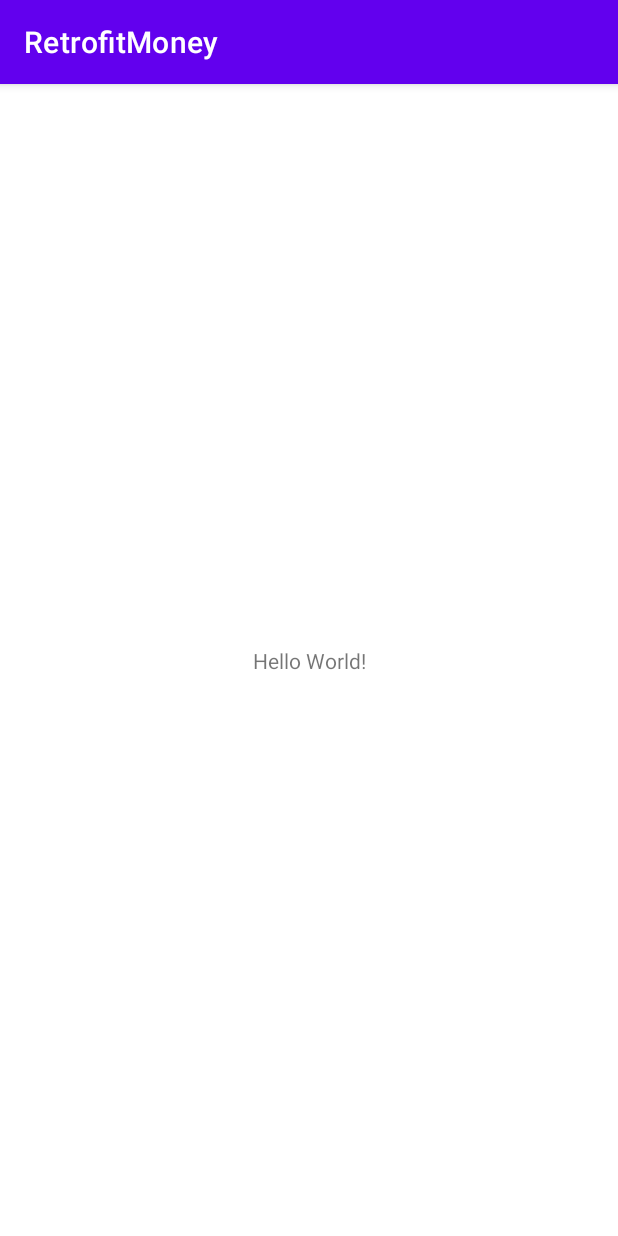
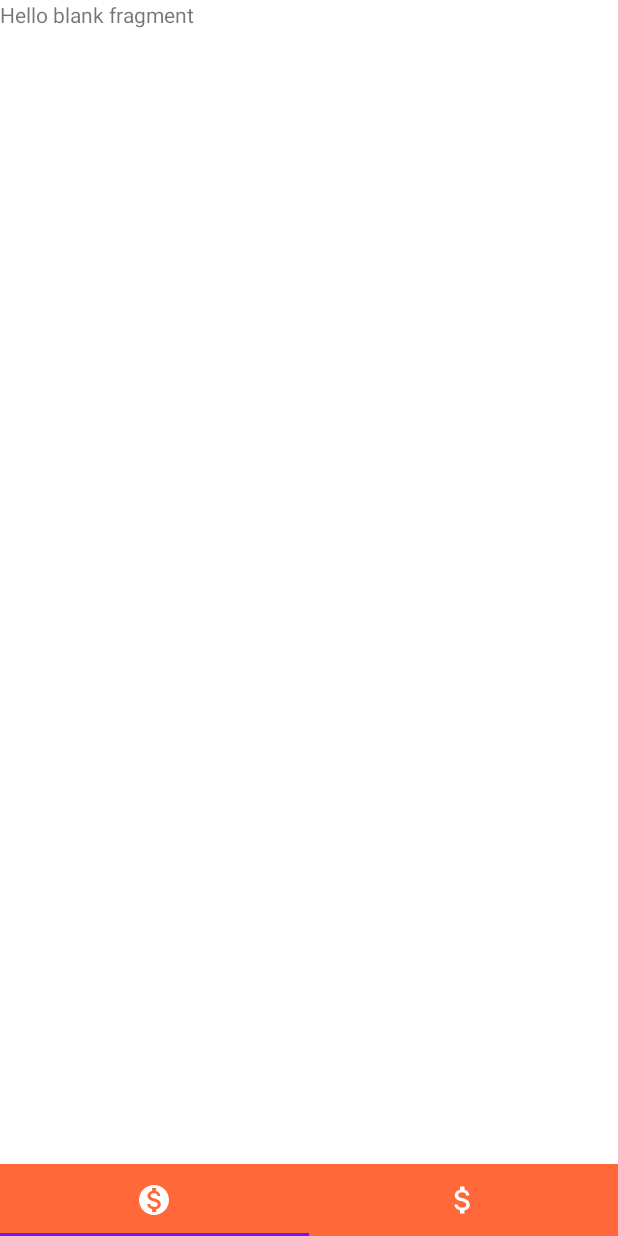
Before and after one commit to VGubert/RetrofitMoney, an Android app: the screen it shows after launch (MainActivity), on a phone screen of 412 x 824 dp. Run offline under Robolectric (Android 15) with nearby library versions, the phone set to English and light mode, and no system bars.

Commit message:
Create RootFragment, fragment_root, nav_graph

```diff
--- a/app/build.gradle
+++ b/app/build.gradle
@@ -38,9 +38,15 @@ dependencies {
     implementation 'androidx.appcompat:appcompat:1.4.2'
     implementation 'com.google.android.material:material:1.6.1'
     implementation 'androidx.constraintlayout:constraintlayout:2.1.4'
+    implementation 'androidx.navigation:navigation-fragment-ktx:2.4.2'
+    implementation 'androidx.navigation:navigation-ui-ktx:2.4.2'
     testImplementation 'junit:junit:4.13.2'
     androidTestImplementation 'androidx.test.ext:junit:1.1.3'
     androidTestImplementation 'androidx.test.espresso:espresso-core:3.4.0'
+
+    def lifecycle_version = "2.4.0"
+    implementation "androidx.lifecycle:lifecycle-viewmodel:$lifecycle_version"
+    implementation "androidx.lifecycle:lifecycle-viewmodel-ktx:$lifecycle_version"
 
     implementation 'com.squareup.retrofit2:retrofit:2.9.0'
     implementation 'com.squareup.retrofit2:converter-gson:2.9.0'
--- /dev/null
+++ b/app/src/main/java/com/vgubert/retrofitmoney/ViewPagerAdapter.kt
@@ -0,0 +1,21 @@
+package com.vgubert.retrofitmoney
+
+import androidx.fragment.app.Fragment
+import androidx.fragment.app.FragmentActivity
+import androidx.viewpager2.adapter.FragmentStateAdapter
+import com.vgubert.retrofitmoney.screens.second.SecondFragment
+import com.vgubert.retrofitmoney.screens.start.StartFragment
+
+class ViewPagerAdapter(fragmentActivity: FragmentActivity): FragmentStateAdapter(fragmentActivity) {
+    override fun getItemCount(): Int {
+        return 2
+    }
+
+    override fun createFragment(position: Int): Fragment {
+        return when(position) {
+            0 -> StartFragment()
+            else -> SecondFragment()
+        }
+    }
+
+}
--- /dev/null
+++ b/app/src/main/java/com/vgubert/retrofitmoney/screens/root/RootFragment.kt
@@ -0,0 +1,46 @@
+package com.vgubert.retrofitmoney.screens.root
+
+import android.content.Context
+import android.os.Bundle
+import androidx.fragment.app.Fragment
+import android.view.LayoutInflater
+import android.view.View
+import android.view.ViewGroup
+import androidx.fragment.app.FragmentActivity
+import com.google.android.material.tabs.TabLayoutMediator
+import com.vgubert.retrofitmoney.R
+import com.vgubert.retrofitmoney.ViewPagerAdapter
+import kotlinx.android.synthetic.main.fragment_root.*
+import kotlinx.android.synthetic.main.fragment_root.view.*
+
+class RootFragment : Fragment() {
+
+    private var ctx: Context? = null
+
+    override fun onAttach(context: Context) {
+        super.onAttach(context)
+        ctx = context
+    }
+
+
+    override fun onCreateView(
+        inflater: LayoutInflater, container: ViewGroup?,
+        savedInstanceState: Bundle?
+    ): View? {
+        val view = inflater.inflate(R.layout.fragment_root, container, false)
+        view.tab_layout.tabIconTint = null
+        view.view_pager.adapter = ViewPagerAdapter(ctx as FragmentActivity)
+        TabLayoutMediator(view.tab_layout, view.view_pager) {
+            tab, pos ->
+            when(pos) {
+                0 -> {
+                    tab.setIcon(R.drawable.ic_monetization)
+                }
+                1 -> {
+                    tab.setIcon(R.drawable.ic_money)
+                }
+            }
+        }.attach()
+        return view
+    }
+}
--- /dev/null
+++ b/app/src/main/res/drawable/ic_monetization.xml
@@ -0,0 +1,5 @@
+<vector android:height="24dp" android:tint="#000000"
+    android:viewportHeight="24" android:viewportWidth="24"
+    android:width="24dp" xmlns:android="http://schemas.android.com/apk/res/android">
+    <path android:fillColor="@android:color/white" android:pathData="M12,2C6.48,2 2,6.48 2,12s4.48,10 10,10 10,-4.48 10,-10S17.52,2 12,2zM13.41,18.09L13.41,20h-2.67v-1.93c-1.71,-0.36 -3.16,-1.46 -3.27,-3.4h1.96c0.1,1.05 0.82,1.87 2.65,1.87 1.96,0 2.4,-0.98 2.4,-1.59 0,-0.83 -0.44,-1.61 -2.67,-2.14 -2.48,-0.6 -4.18,-1.62 -4.18,-3.67 0,-1.72 1.39,-2.84 3.11,-3.21L10.74,4h2.67v1.95c1.86,0.45 2.79,1.86 2.85,3.39L14.3,9.34c-0.05,-1.11 -0.64,-1.87 -2.22,-1.87 -1.5,0 -2.4,0.68 -2.4,1.64 0,0.84 0.65,1.39 2.67,1.91s4.18,1.39 4.18,3.91c-0.01,1.83 -1.38,2.83 -3.12,3.16z"/>
+</vector>
--- /dev/null
+++ b/app/src/main/res/drawable/ic_money.xml
@@ -0,0 +1,5 @@
+<vector android:height="24dp" android:tint="#000000"
+    android:viewportHeight="24" android:viewportWidth="24"
+    android:width="24dp" xmlns:android="http://schemas.android.com/apk/res/android">
+    <path android:fillColor="@android:color/white" android:pathData="M11.8,10.9c-2.27,-0.59 -3,-1.2 -3,-2.15 0,-1.09 1.01,-1.85 2.7,-1.85 1.78,0 2.44,0.85 2.5,2.1h2.21c-0.07,-1.72 -1.12,-3.3 -3.21,-3.81V3h-3v2.16c-1.94,0.42 -3.5,1.68 -3.5,3.61 0,2.31 1.91,3.46 4.7,4.13 2.5,0.6 3,1.48 3,2.41 0,0.69 -0.49,1.79 -2.7,1.79 -2.06,0 -2.87,-0.92 -2.98,-2.1h-2.2c0.12,2.19 1.76,3.42 3.68,3.83V21h3v-2.15c1.95,-0.37 3.5,-1.5 3.5,-3.55 0,-2.84 -2.43,-3.81 -4.7,-4.4z"/>
+</vector>
--- a/app/src/main/res/layout/activity_main.xml
+++ b/app/src/main/res/layout/activity_main.xml
@@ -6,13 +6,17 @@
     android:layout_height="match_parent"
     tools:context=".MainActivity">
 
-    <TextView
-        android:layout_width="wrap_content"
-        android:layout_height="wrap_content"
-        android:text="Hello World!"
+    <fragment
+        android:id="@+id/nav_host"
+        android:layout_width="match_parent"
+        android:layout_height="match_parent"
         app:layout_constraintBottom_toBottomOf="parent"
         app:layout_constraintEnd_toEndOf="parent"
         app:layout_constraintStart_toStartOf="parent"
-        app:layout_constraintTop_toTopOf="parent" />
+        app:layout_constraintTop_toTopOf="parent"
+        app:navGraph = "@navigation/nav_graph"
+        app:defaultNavHost= "true"
+        android:name="androidx.navigation.fragment.NavHostFragment"
+        />
 
 </androidx.constraintlayout.widget.ConstraintLayout>
--- /dev/null
+++ b/app/src/main/res/layout/fragment_root.xml
@@ -0,0 +1,28 @@
+<?xml version="1.0" encoding="utf-8"?>
+<androidx.constraintlayout.widget.ConstraintLayout xmlns:android="http://schemas.android.com/apk/res/android"
+    xmlns:app="http://schemas.android.com/apk/res-auto"
+    xmlns:tools="http://schemas.android.com/tools"
+    android:layout_width="match_parent"
+    android:layout_height="match_parent"
+    tools:context=".screens.root.RootFragment">
+
+    <androidx.viewpager2.widget.ViewPager2
+        android:id="@+id/view_pager"
+        android:layout_width="match_parent"
+        android:layout_height="0dp"
+        app:layout_constraintBottom_toTopOf="@+id/tab_layout"
+        app:layout_constraintEnd_toEndOf="parent"
+        app:layout_constraintStart_toStartOf="parent"
+        app:layout_constraintTop_toTopOf="parent" />
+
+    <com.google.android.material.tabs.TabLayout
+        android:id="@+id/tab_layout"
+        android:layout_width="match_parent"
+        android:layout_height="wrap_content"
+        app:layout_constraintBottom_toBottomOf="parent"
+        app:layout_constraintEnd_toEndOf="parent"
+        app:layout_constraintStart_toStartOf="parent"
+        android:background="@color/orange"
+        android:alpha="0.9"/>
+
+</androidx.constraintlayout.widget.ConstraintLayout>
--- /dev/null
+++ b/app/src/main/res/navigation/nav_graph.xml
@@ -0,0 +1,32 @@
+<?xml version="1.0" encoding="utf-8"?>
+<navigation xmlns:android="http://schemas.android.com/apk/res/android"
+    xmlns:app="http://schemas.android.com/apk/res-auto"
+    xmlns:tools="http://schemas.android.com/tools"
+    android:id="@+id/nav_graph"
+    app:startDestination="@id/rootFragment">
+
+    <fragment
+        android:id="@+id/rootFragment"
+        android:name="com.vgubert.retrofitmoney.screens.root.RootFragment"
+        android:label="fragment_root"
+        tools:layout="@layout/fragment_root" />
+    <fragment
+        android:id="@+id/splashFragment"
+        android:name="com.vgubert.retrofitmoney.screens.splash.SplashFragment"
+        android:label="fragment_splash"
+        tools:layout="@layout/fragment_splash" >
+        <action
+            android:id="@+id/action_splashFragment_to_rootFragment"
+            app:destination="@id/rootFragment" />
+    </fragment>
+    <fragment
+        android:id="@+id/startFragment"
+        android:name="com.vgubert.retrofitmoney.screens.start.StartFragment"
+        android:label="fragment_start"
+        tools:layout="@layout/fragment_start" />
+    <fragment
+        android:id="@+id/secondFragment"
+        android:name="com.vgubert.retrofitmoney.screens.second.SecondFragment"
+        android:label="fragment_second"
+        tools:layout="@layout/fragment_second" />
+</navigation>
--- a/app/src/main/res/values/themes.xml
+++ b/app/src/main/res/values/themes.xml
@@ -1,6 +1,6 @@
 <resources xmlns:tools="http://schemas.android.com/tools">
     <!-- Base application theme. -->
-    <style name="Theme.RetrofitMoney" parent="Theme.MaterialComponents.DayNight.DarkActionBar">
+    <style name="Theme.RetrofitMoney" parent="Theme.MaterialComponents.DayNight.NoActionBar">
         <!-- Primary brand color. -->
         <item name="colorPrimary">@color/purple_500</item>
         <item name="colorPrimaryVariant">@color/purple_700</item>
--- a/build.gradle
+++ b/build.gradle
@@ -2,7 +2,7 @@
 plugins {
     id 'com.android.application' version '7.2.0' apply false
     id 'com.android.library' version '7.2.0' apply false
-    id 'org.jetbrains.kotlin.android' version '1.6.21' apply false
+    id 'org.jetbrains.kotlin.android' version '1.7.0' apply false
 }
 
 task clean(type: Delete) {
```
